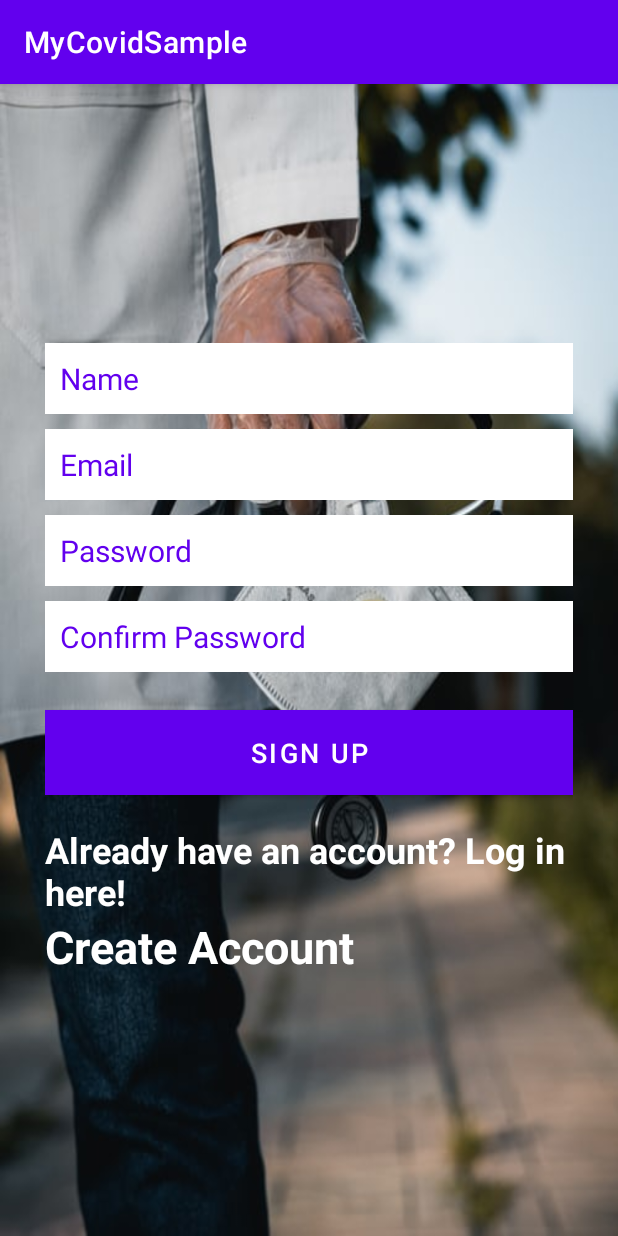
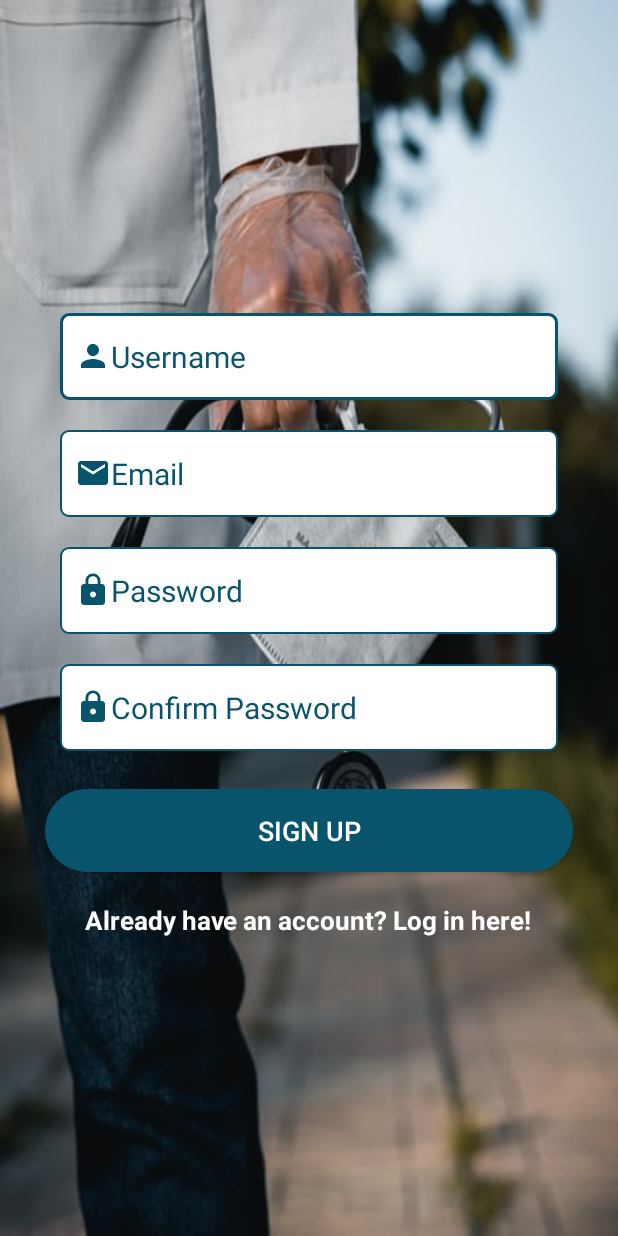
Before and after one commit to EveNyarango/Constat5, an Android app: the CreateAccountActivity screen opened directly, with no data from a screen before it, on a phone screen of 412 x 824 dp. Run offline under Robolectric (Android 15) with nearby library versions, the phone set to English and light mode, and no system bars; our stand-ins replace ButterKnife, Firebase (no records; nobody signed in at launch, a user with empty details on screens opened directly); 1 statement that could not run was skipped.

Commit message:
changes on the ui

```diff
--- a/app/build.gradle
+++ b/app/build.gradle
@@ -56,6 +56,10 @@ dependencies {
     implementation 'com.jakewharton:butterknife:10.2.0'
     annotationProcessor 'com.jakewharton:butterknife-compiler:10.2.0'
 
+    //    circle imageView
+
+    implementation 'de.hdodenhof:circleimageview:3.1.0'
+
 }
 
 apply plugin: 'com.google.gms.google-services'
--- a/app/src/main/AndroidManifest.xml
+++ b/app/src/main/AndroidManifest.xml
@@ -11,7 +11,7 @@
         android:roundIcon="@mipmap/ic_launcher_round"
         android:supportsRtl="true"
         android:theme="@style/Theme.MyCovidSample">
-        <activity android:name=".ui.SplashActivity">
+        <activity android:name=".ui.SplashActivity" android:theme="@style/Theme.AppCompat.NoActionBar">
             <intent-filter>
             <action android:name="android.intent.action.MAIN" />
 
@@ -22,7 +22,7 @@
         <activity android:name=".ui.SavedCountryActivity" />
         <activity android:name=".ui.LoginActivity" android:theme="@style/Theme.AppCompat.NoActionBar">
         </activity>
-        <activity android:name=".ui.CreateAccountActivity" />
+        <activity android:name=".ui.CreateAccountActivity" android:theme="@style/Theme.AppCompat.NoActionBar"/>
         <activity android:name=".ui.MainActivity">
             <intent-filter>
                 <action android:name="android.intent.action.MAIN" />
--- a/app/src/main/java/com/example/mycovidsample/ui/SplashActivity.java
+++ b/app/src/main/java/com/example/mycovidsample/ui/SplashActivity.java
@@ -12,13 +12,15 @@ import android.widget.TextView;
 
 import com.example.mycovidsample.R;
 
+import de.hdodenhof.circleimageview.CircleImageView;
+
 public class SplashActivity extends AppCompatActivity {
 
-    private static int SPLASH_SCREEN = 7000;
+    private static int SPLASH_SCREEN = 7500;
 
     //    variables
     Animation topAnim, bottomAnim;
-    ImageView cona;
+    CircleImageView cona;
     TextView heading, designer;
 
     @Override
--- /dev/null
+++ b/app/src/main/res/drawable/bg.xml
@@ -0,0 +1,18 @@
+<?xml version="1.0" encoding="utf-8"?>
+<selector xmlns:android="http://schemas.android.com/apk/res/android">
+<item android:state_enabled="true" android:state_focused="true">
+    <shape android:shape="rectangle">
+        <solid android:color="@color/white"/>
+        <corners android:radius="5dp"/>
+        <stroke android:color="@color/light" android:width="2dp"/>
+    </shape>
+</item>
+
+    <item android:state_enabled="true">
+        <shape android:shape="rectangle">
+            <solid android:color="@color/white"/>
+            <corners android:radius="5dp"/>
+            <stroke android:color="@color/light" android:width="1dp"/>
+        </shape>
+    </item>
+</selector>
--- /dev/null
+++ b/app/src/main/res/drawable/bg2.xml
@@ -0,0 +1,10 @@
+<?xml version="1.0" encoding="utf-8"?>
+<shape xmlns:android="http://schemas.android.com/apk/res/android">
+    <solid android:color="@color/light" />
+    <corners
+        android:bottomLeftRadius="500dp"
+        android:bottomRightRadius="500dp"
+        android:topLeftRadius="500dp"
+        android:topRightRadius="500dp" />
+
+</shape>
--- /dev/null
+++ b/app/src/main/res/drawable/ic_baseline_email.xml
@@ -0,0 +1,9 @@
+<vector xmlns:android="http://schemas.android.com/apk/res/android"
+    android:width="24dp"
+    android:height="24dp"
+    android:viewportWidth="24"
+    android:viewportHeight="24">
+  <path
+      android:fillColor="@color/light"
+      android:pathData="M20,4L4,4c-1.1,0 -1.99,0.9 -1.99,2L2,18c0,1.1 0.9,2 2,2h16c1.1,0 2,-0.9 2,-2L22,6c0,-1.1 -0.9,-2 -2,-2zM20,8l-8,5 -8,-5L4,6l8,5 8,-5v2z"/>
+</vector>
--- /dev/null
+++ b/app/src/main/res/drawable/ic_baseline_lock.xml
@@ -0,0 +1,9 @@
+<vector xmlns:android="http://schemas.android.com/apk/res/android"
+    android:width="24dp"
+    android:height="24dp"
+    android:viewportWidth="24"
+    android:viewportHeight="24">
+  <path
+      android:fillColor="@color/light"
+      android:pathData="M18,8h-1L17,6c0,-2.76 -2.24,-5 -5,-5S7,3.24 7,6v2L6,8c-1.1,0 -2,0.9 -2,2v10c0,1.1 0.9,2 2,2h12c1.1,0 2,-0.9 2,-2L20,10c0,-1.1 -0.9,-2 -2,-2zM12,17c-1.1,0 -2,-0.9 -2,-2s0.9,-2 2,-2 2,0.9 2,2 -0.9,2 -2,2zM15.1,8L8.9,8L8.9,6c0,-1.71 1.39,-3.1 3.1,-3.1 1.71,0 3.1,1.39 3.1,3.1v2z"/>
+</vector>
--- /dev/null
+++ b/app/src/main/res/drawable/ic_baseline_person_24.xml
@@ -0,0 +1,9 @@
+<vector xmlns:android="http://schemas.android.com/apk/res/android"
+    android:width="24dp"
+    android:height="24dp"
+    android:viewportWidth="24"
+    android:viewportHeight="24">
+  <path
+      android:fillColor="@color/light"
+      android:pathData="M12,12c2.21,0 4,-1.79 4,-4s-1.79,-4 -4,-4 -4,1.79 -4,4 1.79,4 4,4zM12,14c-2.67,0 -8,1.34 -8,4v2h16v-2c0,-2.66 -5.33,-4 -8,-4z"/>
+</vector>
--- a/app/src/main/res/layout/activity_create_account.xml
+++ b/app/src/main/res/layout/activity_create_account.xml
@@ -22,82 +22,101 @@
             android:layout_width="match_parent"
             android:layout_height="wrap_content"
             android:layout_marginBottom="10dp"
-            android:background="@android:color/white"
-            android:hint="Name"
+            android:background="@drawable/bg"
+            android:hint="Username"
             android:nextFocusDown="@+id/passwordEditText"
-            android:padding="10dp"
-            android:textColor="@android:color/black"
-            android:textColorHint="@color/purple_500"
-            android:textSize="20sp" />
+            android:padding="15dp"
+            android:textColor="@color/light"
+            android:textColorHint="@color/light"
+            android:textSize="20sp"
+            android:layout_margin="10dp"
+            android:paddingStart="10dp"
+            android:paddingLeft="10dp"
+            android:drawableStart="@drawable/ic_baseline_person_24"
+            android:drawableLeft="@drawable/ic_baseline_person_24"/>
         <EditText
             android:id="@+id/emailEditText"
             android:layout_width="match_parent"
             android:layout_height="wrap_content"
-            android:background="@android:color/white"
+            android:background="@drawable/bg"
             android:hint="Email"
             android:inputType="textEmailAddress"
             android:nextFocusDown="@+id/passwordEditText"
-            android:padding="10dp"
+            android:padding="15dp"
             android:layout_marginBottom="10dp"
-            android:textColor="@android:color/black"
-            android:textColorHint="@color/purple_500"
-            android:textSize="20sp" />
+            android:textColor="@color/light"
+            android:textColorHint="@color/light"
+            android:textSize="20sp"
+            android:layout_margin="10dp"
+            android:paddingStart="10dp"
+            android:paddingLeft="10dp"
+            android:drawableStart="@drawable/ic_baseline_email"
+            android:drawableLeft="@drawable/ic_baseline_email"/>
         <EditText
             android:id="@+id/passwordEditText"
             android:layout_width="match_parent"
             android:layout_height="wrap_content"
-            android:background="@android:color/white"
+            android:background="@drawable/bg"
             android:hint="Password"
             android:inputType="textPassword"
             android:nextFocusDown="@+id/passwordEditText"
-            android:padding="10dp"
+            android:padding="15dp"
             android:layout_marginBottom="10dp"
-            android:textColor="@android:color/black"
-            android:textColorHint="@color/purple_500"
-            android:textSize="20sp" />
+            android:textColor="@color/light"
+            android:textColorHint="@color/light"
+            android:textSize="20sp"
+            android:layout_margin="10dp"
+            android:paddingStart="10dp"
+            android:paddingLeft="10dp"
+            android:drawableStart="@drawable/ic_baseline_lock"
+            android:drawableLeft="@drawable/ic_baseline_lock"/>
         <EditText
             android:id="@+id/confirmPasswordEditText"
             android:layout_width="match_parent"
             android:layout_height="wrap_content"
-            android:background="@android:color/white"
+            android:background="@drawable/bg"
             android:hint="Confirm Password"
             android:inputType="textPassword"
             android:nextFocusDown="@+id/passwordEditText"
-            android:padding="10dp"
+            android:padding="15dp"
             android:layout_marginBottom="10dp"
-            android:textColor="@android:color/black"
-            android:textColorHint="@color/purple_500"
-            android:textSize="20sp" />
+            android:textColor="@color/light"
+            android:textColorHint="@color/light"
+            android:textSize="20sp"
+            android:layout_margin="10dp"
+            android:paddingStart="10dp"
+            android:paddingLeft="10dp"
+            android:drawableStart="@drawable/ic_baseline_lock"
+            android:drawableLeft="@drawable/ic_baseline_lock"/>
         <Button
             android:id="@+id/createUserButton"
             android:layout_width="match_parent"
             android:layout_height="wrap_content"
             android:layout_marginTop="15dp"
-            android:background="@color/white"
-            android:padding="10dp"
+            android:padding="15dp"
+            android:background="@drawable/bg2"
             android:text="Sign up"
             android:textColor="@color/white"
-            android:textColorHint="#BF360C"
-            android:textSize="18sp" />
+            android:textSize="18sp"/>
         <TextView
             android:layout_width="wrap_content"
             android:layout_height="wrap_content"
             android:layout_marginTop="20dp"
             android:textColor="@color/white"
             android:textStyle="bold"
-            android:textSize="24sp"
+            android:textSize="17sp"
             android:text="Already have an account? Log in here!"
             android:id="@+id/loginTextView"
             android:layout_gravity="center_horizontal" />
-        <TextView
-            android:layout_width="wrap_content"
-            android:layout_height="wrap_content"
-            android:layout_above="@+id/linearLayout"
-            android:layout_centerHorizontal="true"
-            android:text="Create Account"
-            android:textColor="@color/white"
-            android:textSize="30dp"
-            android:textStyle="bold" />
+<!--        <TextView-->
+<!--            android:layout_width="wrap_content"-->
+<!--            android:layout_height="wrap_content"-->
+<!--            android:layout_above="@+id/linearLayout"-->
+<!--            android:layout_centerHorizontal="true"-->
+<!--            android:text="Create Account"-->
+<!--            android:textColor="@color/white"-->
+<!--            android:textSize="30dp"-->
+<!--            android:textStyle="bold" />-->
     </LinearLayout>
 
 </RelativeLayout>
--- a/app/src/main/res/layout/activity_login.xml
+++ b/app/src/main/res/layout/activity_login.xml
@@ -27,36 +27,46 @@
             android:id="@+id/emailEditText"
             android:layout_width="match_parent"
             android:layout_height="wrap_content"
-            android:background="@android:color/white"
+            android:background="@drawable/bg"
             android:hint="Email"
             android:inputType="textEmailAddress"
             android:nextFocusDown="@+id/passwordEditText"
-            android:padding="10dp"
+            android:padding="15dp"
             android:layout_marginBottom="10dp"
             android:textColor="@android:color/black"
-            android:textColorHint="@color/purple_500"
-            android:textSize="20sp" />
+            android:textColorHint="@color/light"
+            android:textSize="20sp"
+            android:layout_margin="10dp"
+            android:paddingStart="10dp"
+            android:paddingLeft="10dp"
+            android:drawableStart="@drawable/ic_baseline_email"
+            android:drawableLeft="@drawable/ic_baseline_email"/>
         <EditText
             android:id="@+id/passwordEditText"
             android:layout_width="match_parent"
             android:layout_height="wrap_content"
-            android:background="@android:color/white"
+            android:background="@drawable/bg"
             android:hint="Password"
             android:inputType="textPassword"
             android:nextFocusDown="@+id/passwordEditText"
-            android:padding="10dp"
+            android:padding="15dp"
             android:textColor="@android:color/black"
-            android:textColorHint="@color/purple_500"
-            android:textSize="20sp" />
+            android:textColorHint="@color/light"
+            android:textSize="20sp"
+            android:layout_margin="10dp"
+            android:paddingStart="10dp"
+            android:paddingLeft="10dp"
+            android:drawableStart="@drawable/ic_baseline_lock"
+            android:drawableLeft="@drawable/ic_baseline_lock"/>
         <Button
             android:id="@+id/passwordLoginButton"
             android:layout_width="match_parent"
             android:layout_height="wrap_content"
             android:layout_marginTop="15dp"
-            android:background="@color/white"
-            android:padding="10dp"
+            android:background="@drawable/bg2"
+            android:padding="15dp"
             android:text="Log in"
-            android:textColor="@color/black"
+            android:textColor="@color/white"
             android:textSize="20sp" />
         <TextView
             android:layout_width="wrap_content"
--- a/app/src/main/res/layout/activity_splash.xml
+++ b/app/src/main/res/layout/activity_splash.xml
@@ -7,12 +7,12 @@
     tools:context=".ui.SplashActivity"
     android:background="@drawable/cov4">
 
-    <ImageView
+    <de.hdodenhof.circleimageview.CircleImageView
         android:id="@+id/cona"
-        android:layout_width="match_parent"
-        android:layout_height="230dp"
+        android:layout_width="240dp"
+        android:layout_height="240dp"
         android:layout_marginTop="170dp"
-        android:scaleType="fitCenter"
+        android:layout_marginLeft="100dp"
         android:alpha="0.8"
         android:src="@drawable/cov6" />
 
--- a/app/src/main/res/values/colors.xml
+++ b/app/src/main/res/values/colors.xml
@@ -14,5 +14,6 @@
     <color name="colorAccent">#009688</color>
     <color name="colorPrimaryText">#212121</color>
     <color name="colorSecondaryText">#727272</color>
+    <color name="light">#08546c</color>
     <color name="colorDivider">#B6B6B6</color>
 </resources>
```
